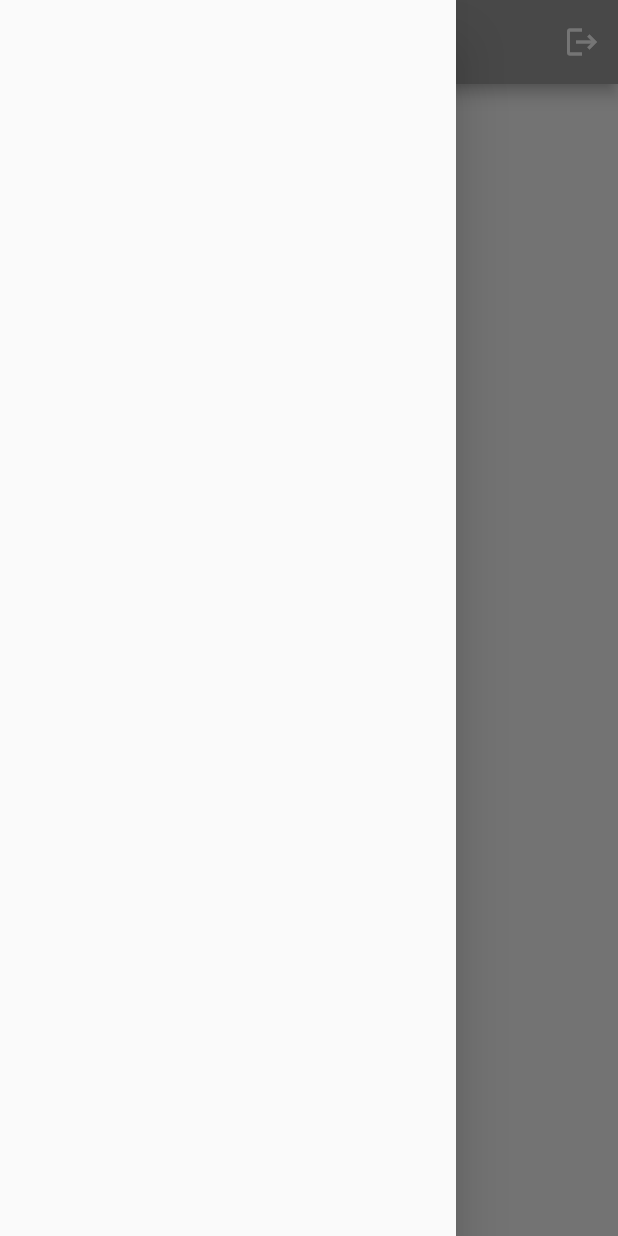
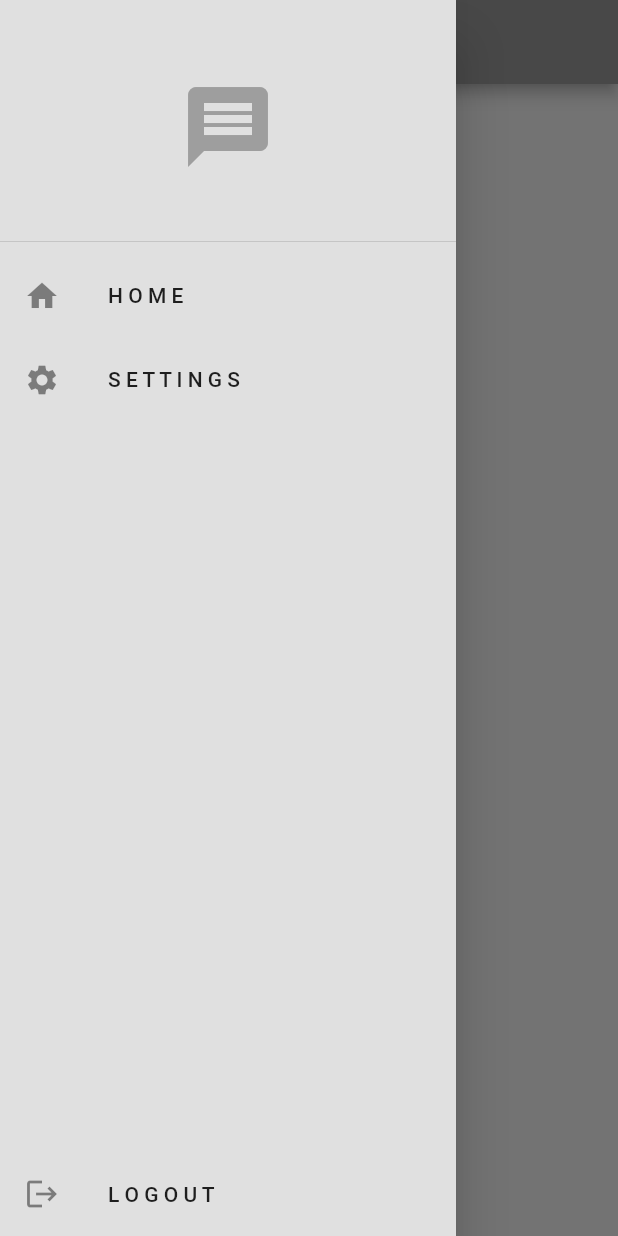
Before and after one commit to tahaknkl23/chat_app, a Flutter app: the screen it shows once a user with an empty profile is signed in, with the side drawer open, on a phone screen of 412 x 824 dp. Run offline on Flutter 3.47's test engine with Material 2 defaults, Android fonts, the phone set to English and light mode, and no system bars; our stand-ins replace firebase_auth, firebase_core; accounts and stored records are empty.

Commit message:
four commit

```diff
--- a/lib/components/my_drawer.dart
+++ b/lib/components/my_drawer.dart
@@ -1,10 +1,67 @@
+import 'package:chat_app/auth/auth_service.dart';
+import 'package:chat_app/pages/settings.page.dart';
 import 'package:flutter/material.dart';
 
-class MyWidget extends StatelessWidget {
-  const MyWidget({super.key});
+class MyDrawer extends StatelessWidget {
+  const MyDrawer({super.key});
+
+  void _logout() {
+    //get auth service
+    final auth = AuthService();
+    auth.signOut();
+  }
 
   @override
   Widget build(BuildContext context) {
-    return const Drawer();
+    return Drawer(
+      backgroundColor: Theme.of(context).colorScheme.background,
+      child: Column(
+        children: [
+          // logo and menu items
+          Column(
+            children: [
+              // logo
+              DrawerHeader(
+                child: Center(
+                  child: Icon(Icons.message, size: 64, color: Theme.of(context).colorScheme.primary),
+                ),
+              ),
+
+              // home list tile
+              ListTile(
+                title: const Text("H O M E"),
+                leading: const Icon(Icons.home),
+                onTap: () {
+                  Navigator.pop(context);
+                  // Handle home navigation
+                },
+              ),
+
+              // settings list tile
+              ListTile(
+                title: const Text("S E T T I N G S"),
+                leading: const Icon(Icons.settings),
+                onTap: () {
+                  Navigator.pop(context);
+                  Navigator.push(context, MaterialPageRoute(builder: (context) => const SettingsPage()));
+                },
+              ),
+            ],
+          ),
+
+          // logout list tile
+          Expanded(
+            child: Align(
+              alignment: Alignment.bottomCenter,
+              child: ListTile(
+                title: const Text("L O G O U T"),
+                leading: const Icon(Icons.logout),
+                onTap: _logout,
+              ),
+            ),
+          ),
+        ],
+      ),
+    );
   }
 }
--- a/lib/pages/home_page.dart
+++ b/lib/pages/home_page.dart
@@ -1,32 +1,18 @@
-import 'package:chat_app/auth/auth_service.dart';
+import 'package:chat_app/components/my_drawer.dart';
 import 'package:flutter/material.dart';
 
 class HomePage extends StatelessWidget {
   const HomePage({super.key});
 
-  void _logout() {
-    //get auth service
-    final auth = AuthService();
-    auth.signOut();
-  }
+
 
   @override
   Widget build(BuildContext context) {
     return Scaffold(
       appBar: AppBar(
         title: const Text("Home"),
-        actions: [
-          //logout button
-          IconButton(
-            icon: const Icon(Icons.logout),
-            onPressed: () {
-              //logout
-              _logout();
-            },
-          ),
-        ],
       ),
-      drawer: const Drawer(),
+      drawer: const MyDrawer(),
     );
   }
 }
```
Also changed, not shown: lib/pages/settings.page.dart (added, +14 -0 lines).
